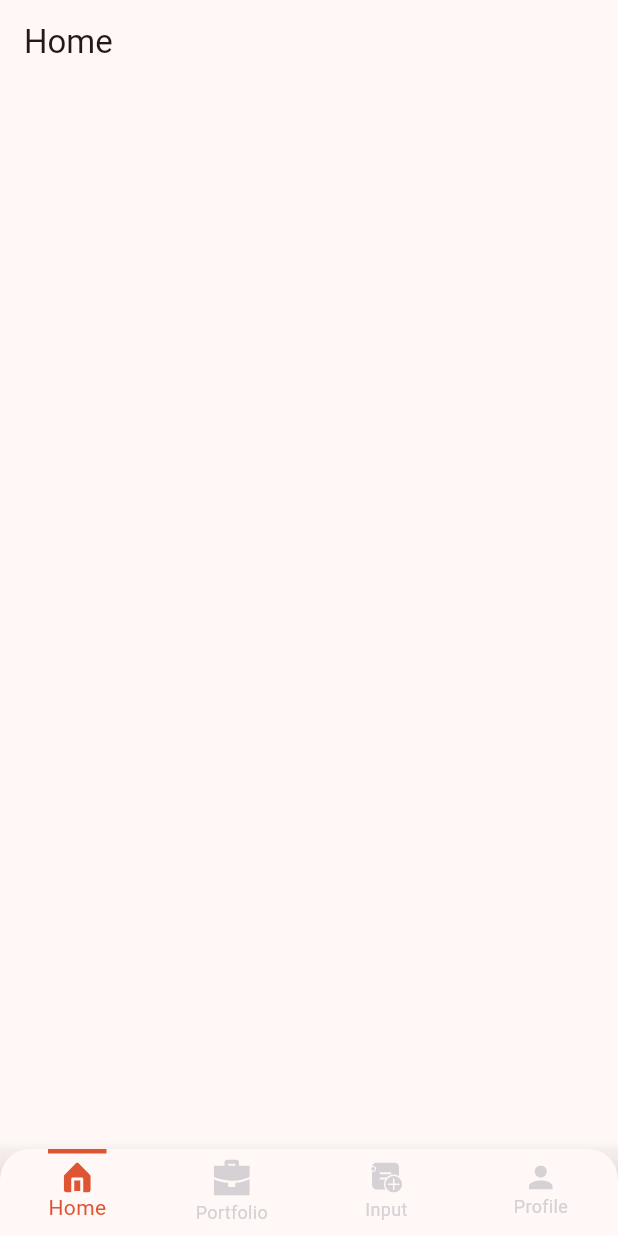
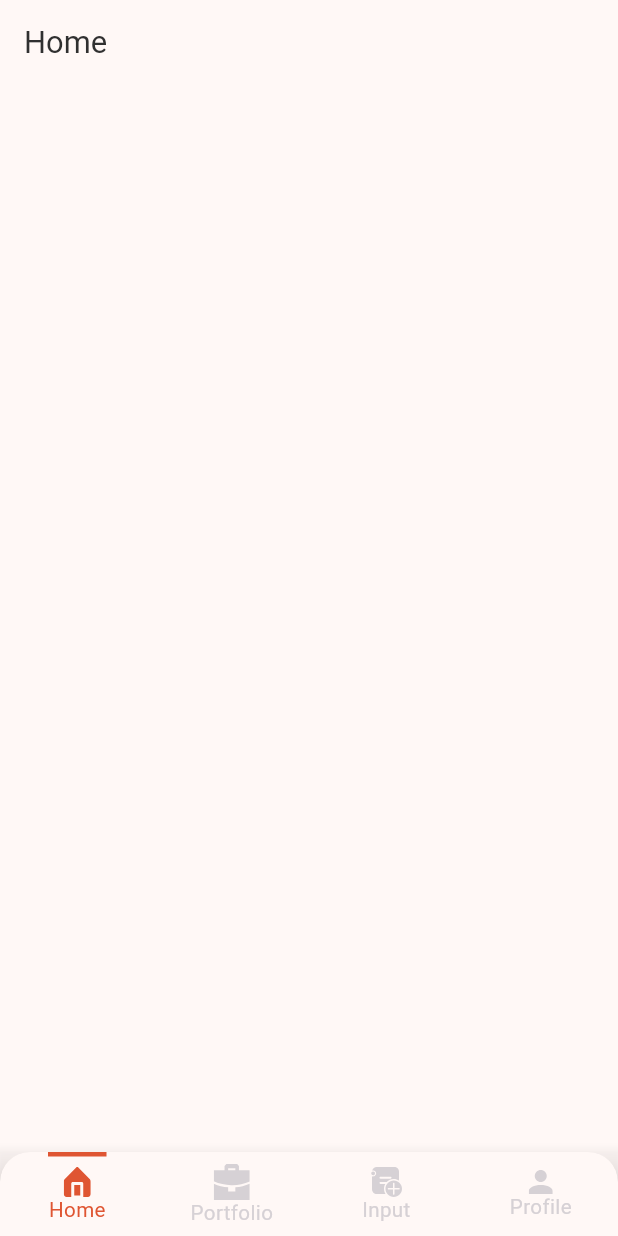
Before and after one commit to sonu-munda/portfoliostudent-assignment, a Flutter app: the screen it shows after launch, on a phone screen of 412 x 824 dp. Run offline on Flutter 3.47's test engine with Material 3 defaults, Android fonts, the phone set to English and light mode, and no system bars; our stand-ins replace flutter_screenutil, flutter_svg.

Commit message:
flutter_screenutil added

```diff
--- a/lib/components/serach_bar.dart
+++ b/lib/components/serach_bar.dart
@@ -17,7 +17,7 @@ class AppSearchBar extends StatelessWidget {
   Widget build(BuildContext context) {
     return Container(
       padding: const EdgeInsets.all(8),
-      height: 56,
+      height: 50,
       decoration: BoxDecoration(
         border: Border.all(
           color: AppColors.divider,
--- a/lib/dashboard_screen.dart
+++ b/lib/dashboard_screen.dart
@@ -1,4 +1,6 @@
 import 'package:flutter/material.dart';
+import 'package:flutter/services.dart';
+import 'package:flutter_screenutil/flutter_screenutil.dart';
 import 'package:flutter_svg/svg.dart';
 import 'package:portfoliostudent/screens/home_page.dart';
 import 'package:portfoliostudent/screens/input_page.dart';
@@ -27,6 +29,9 @@ class _DashboardScreenState extends State<DashboardScreen> {
 
   @override
   void initState() {
+    SystemChrome.setPreferredOrientations([
+      DeviceOrientation.portraitUp, // Lock to portrait for this screen
+    ]);
     super.initState();
   }
 
@@ -75,6 +80,14 @@ class _DashboardScreenState extends State<DashboardScreen> {
                   currentIndex: currentBottomNavIndex,
                   onTap: onBottomNavTabTap,
                   elevation: 8,
+                  unselectedLabelStyle: TextStyle(
+                    fontSize: 12.sp,
+                    fontWeight: FontWeight.w400,
+                  ),
+                  selectedLabelStyle: TextStyle(
+                    fontSize: 12.sp,
+                    fontWeight: FontWeight.w400,
+                  ),
                   items: [
                     BottomNavigationBarItem(
                         icon: SvgPicture.asset(
--- a/lib/main.dart
+++ b/lib/main.dart
@@ -1,7 +1,11 @@
 import 'package:flutter/material.dart';
+import 'package:flutter_screenutil/flutter_screenutil.dart';
 import 'package:portfoliostudent/dashboard_screen.dart';
+import 'package:portfoliostudent/utils/colors.dart';
 
-void main() {
+void main() async {
+  WidgetsFlutterBinding.ensureInitialized();
+  // await ScreenUtil.ensureScreenSize();
   runApp(const MyApp());
 }
 
@@ -9,17 +13,29 @@ class MyApp extends StatelessWidget {
   const MyApp({super.key});
   @override
   Widget build(BuildContext context) {
-    return MaterialApp(
+    return ScreenUtilInit(
+      designSize: const Size(360, 690),
+      minTextAdapt: true,
+      splitScreenMode: true,
+      builder: (_, child) => MaterialApp(
         title: 'Flutter Demo',
         theme: ThemeData(
             colorScheme: ColorScheme.fromSeed(seedColor: Colors.deepOrange),
             useMaterial3: true,
             fontFamily: 'Roboto',
+            textTheme: Typography.englishLike2018.apply(fontSizeFactor: 1.sp),
+            appBarTheme: AppBarTheme(
+              titleTextStyle: TextStyle(
+                fontSize: 18.sp,
+                color: AppColors.text,
+                fontWeight: FontWeight.w400,
               ),
+            )),
         themeMode: ThemeMode.light,
         routes: {
           '/': (context) => const DashboardScreen(),
         },
+      ),
     );
   }
 }
--- a/pubspec.yaml
+++ b/pubspec.yaml
@@ -13,6 +13,7 @@ dependencies:
     sdk: flutter
   cupertino_icons: ^1.0.8
   flutter_svg: ^2.0.14
+  flutter_screenutil: ^5.9.3
 
 dev_dependencies:
   flutter_test:
```
Also changed, not shown: lib/components/project_card_item.dart (+8 -7 lines), lib/screens/portfolio_page.dart (+10 -5 lines), lib/shared_widgets/widgets.dart (+5 -4 lines), pubspec.lock. Lines whose indentation alone changed are shown as unchanged.
